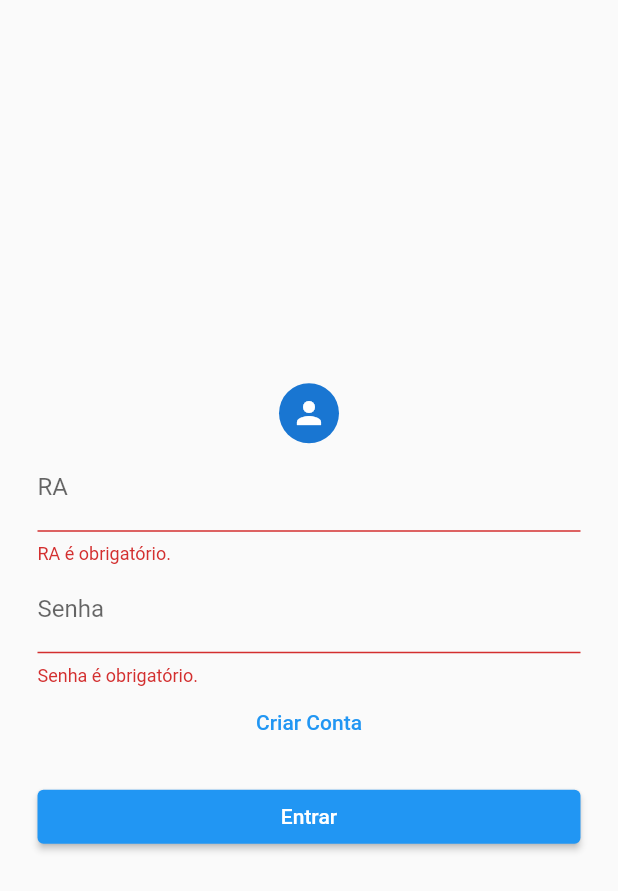
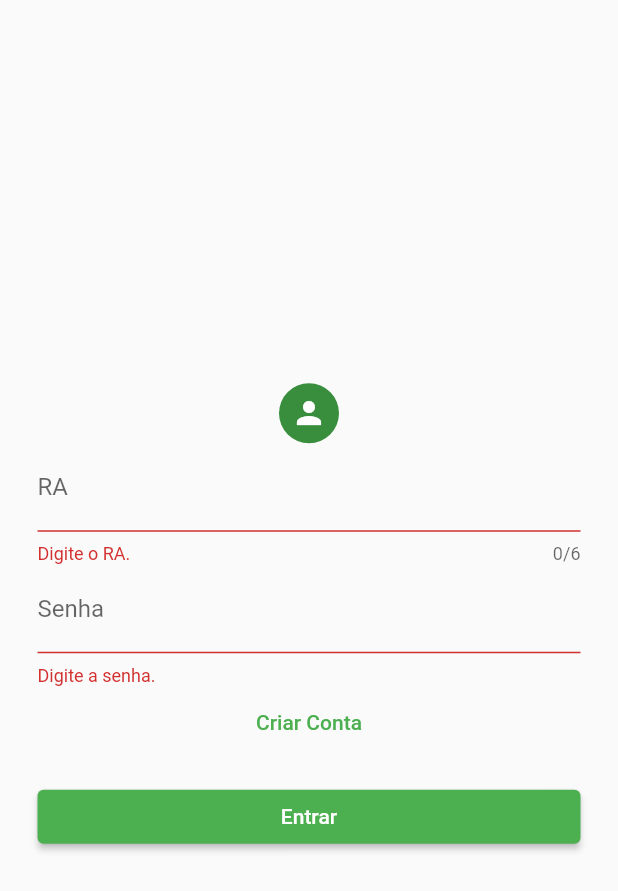
Before and after one commit to ZaniniDev/AprendizadoFlutter, a Flutter app: the PageLoginAluno screen opened by its route, after a tap on "Entrar", on a phone screen of 412 x 824 dp. Shown: the top 891 px of the screen. Run offline on Flutter 3.47's test engine with Material 2 defaults, Android fonts, the phone set to English and light mode, and no system bars; our stand-ins replace cloud_firestore, firebase_core, go_router, mask_text_input_formatter; missing offline and left inert: encrypt, flutter_barcode_scanner; accounts and stored records are empty.

Commit message:
Filtro Alunos Case 4

```diff
--- a/flutter_cases/lib/case_4/controllers/aluno_controller.dart
+++ b/flutter_cases/lib/case_4/controllers/aluno_controller.dart
@@ -6,6 +6,8 @@ import 'package:flutter_cases/case_4/utils/Status.dart';
 class AlunosController extends ChangeNotifier {
   List<Aluno> alunos = [];
   late Aluno alunoLogado;
+  late String textoFiltro;
+
   Status status = Status.sucesso;
 
   Future<bool> adicionarAluno(Aluno aluno) async {
--- a/flutter_cases/lib/case_4/view/pages/alterar_senha.dart
+++ b/flutter_cases/lib/case_4/view/pages/alterar_senha.dart
@@ -72,7 +72,7 @@ class _PageEditarSenhaState extends State<PageEditarSenha> {
                     TextFormField(
                       controller: senhaAlunoController,
                       obscureText: true,
-                      decoration: InputDecoration(labelText: 'Senha'),
+                      decoration: InputDecoration(labelText: 'Nova Senha'),
                       validator: (value) {
                         if (value!.isEmpty) {
                           return 'O Senha RA é obrigatório.';
@@ -86,7 +86,8 @@ class _PageEditarSenhaState extends State<PageEditarSenha> {
                     TextFormField(
                       controller: confirmarSenhaController,
                       obscureText: true,
-                      decoration: InputDecoration(labelText: 'Confirmar Senha'),
+                      decoration:
+                          InputDecoration(labelText: 'Confirmar Nova Senha'),
                       validator: (value) {
                         if (value!.isEmpty) {
                           return 'A confirmação da senha é obrigatório.';
--- a/flutter_cases/lib/case_4/view/pages/aluno_editar.dart
+++ b/flutter_cases/lib/case_4/view/pages/aluno_editar.dart
@@ -59,7 +59,7 @@ class _PageEditarAlunoState extends State<PageEditarAluno> {
         await alunosController.editarAluno(alunoAtualizado);
 
         ScaffoldMessenger.of(context).showSnackBar(
-          const SnackBar(content: Text('Aluno adicionado com sucesso!')),
+          const SnackBar(content: Text('Informações atualizadas com sucesso!')),
         );
         nomeAlunoController.clear();
         cursoAlunoController.clear();
--- a/flutter_cases/lib/case_4/view/pages/login_page.dart
+++ b/flutter_cases/lib/case_4/view/pages/login_page.dart
@@ -17,6 +17,8 @@ class _PageLoginAlunoState extends State<PageLoginAluno> {
   final _formKey = GlobalKey<FormState>();
   final senhaAlunoController = TextEditingController();
   final raAlunoController = TextEditingController();
+  late LoginController loginController;
+  late AlunosController alunosController;
 
   void initState() {
     super.initState();
@@ -24,8 +26,8 @@ class _PageLoginAlunoState extends State<PageLoginAluno> {
 
   @override
   Widget build(BuildContext context) {
-    final loginController = Provider.of<LoginController>(context);
-    final alunosController = Provider.of<AlunosController>(context);
+    alunosController = Provider.of<AlunosController>(context);
+    loginController = Provider.of<LoginController>(context);
 
     void loginUsuario() async {
       if (_formKey.currentState!.validate()) {
@@ -33,18 +35,17 @@ class _PageLoginAlunoState extends State<PageLoginAluno> {
         final String ra = raAlunoController.text;
         Aluno alunoLogado = await loginController.logarAluno(ra, senha);
         bool alunoAutenticado = loginController.autenticado;
-
         if (alunoAutenticado) {
           alunosController.alunoLogado = alunoLogado;
           ScaffoldMessenger.of(context).showSnackBar(
-            const SnackBar(
-              content: Text('Usuario Logado!'),
+            SnackBar(
+              content: Text("Bem vindo " + alunoLogado.nome! + "!"),
               duration: Duration(seconds: 2),
             ),
           );
-          await Future.delayed(Duration(seconds: 3));
-
+          Future.delayed(Duration(seconds: 5)).then((value) {
             context.pushReplacementNamed("case_4_home");
+          });
         } else {
           ScaffoldMessenger.of(context).showSnackBar(
             const SnackBar(content: Text('RA ou senha incorreta!')),
@@ -56,6 +57,10 @@ class _PageLoginAlunoState extends State<PageLoginAluno> {
     return Scaffold(
       body: Container(
         padding: EdgeInsets.all(25),
+        child: Theme(
+          data: ThemeData(
+            primarySwatch: Colors.green,
+          ),
           child: Consumer<LoginController>(builder: (context, data, child) {
             if (data.status == Status.carregando) {
               return const Center(
@@ -77,9 +82,10 @@ class _PageLoginAlunoState extends State<PageLoginAluno> {
                     controller: raAlunoController,
                     keyboardType: TextInputType.number,
                     decoration: InputDecoration(labelText: 'RA'),
+                    maxLength: 6,
                     validator: (value) {
                       if (value!.isEmpty) {
-                      return 'RA é obrigatório.';
+                        return 'Digite o RA.';
                       }
                       return null;
                     },
@@ -90,7 +96,7 @@ class _PageLoginAlunoState extends State<PageLoginAluno> {
                     obscureText: true,
                     validator: (value) {
                       if (value!.isEmpty) {
-                      return 'Senha é obrigatório.';
+                        return 'Digite a senha.';
                       }
                       return null;
                     },
@@ -114,41 +120,12 @@ class _PageLoginAlunoState extends State<PageLoginAluno> {
                           ],
                         )),
                   ),
-                // ElevatedButton(
-                //   onPressed: () async {
-                //     ContaController.conta_id = "PgZAuynDWughUPYbuqIH";
-                //     UsuariosController.usuario = "tccgrupo";
-                //     UsuariosController.senha = "tcc2023";
-                //     bool autenticado = await UsuariosController.auth();
-                //     if (autenticado) {
-                //       ScaffoldMessenger.of(context).showSnackBar(
-                //         const SnackBar(content: Text('Usuario Logado!')),
-                //       );
-                //       ContaController.conta_id = "PgZAuynDWughUPYbuqIH";
-                //       await Future.delayed(Duration(seconds: 3));
-                //     } else {
-                //       ScaffoldMessenger.of(context).showSnackBar(
-                //         const SnackBar(content: Text('Usuario Test Logado!')),
-                //       );
-                //     }
-                //     context.pop();
-                //     context.pushReplacementNamed("case_4_contas");
-                //   },
-                //   child: Row(
-                //     mainAxisAlignment: MainAxisAlignment.center,
-                //     children: [
-                //       Text(
-                //         "Entrar sem usuario",
-                //         textAlign: TextAlign.center,
-                //       )
-                //     ],
-                //   ),
-                // ),
                 ],
               ),
             );
           }),
         ),
+      ),
     );
   }
 }
```
Also changed, not shown: flutter_cases/lib/case_4/view/pages/aluno_listar.dart (+22 -1 lines), flutter_cases/lib/case_4/view/pages/home_case_4.dart (+45 -10 lines), flutter_cases/lib/case_4/services/capturaLocalizacao.dart (added). Lines whose indentation alone changed are shown as unchanged.
